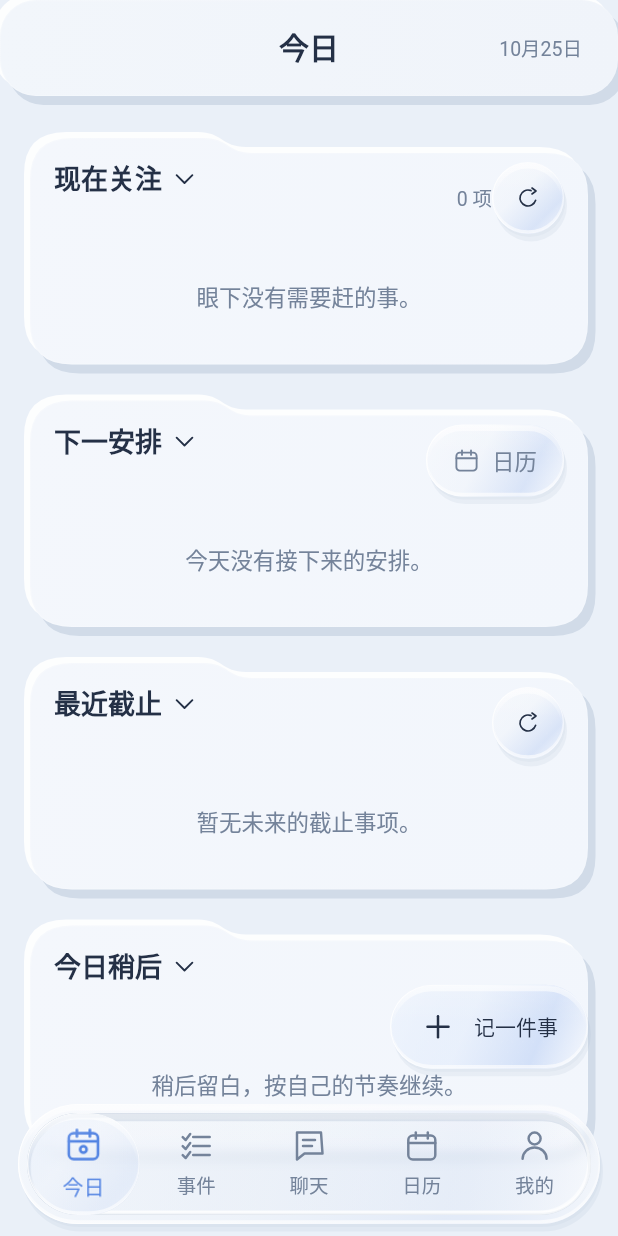
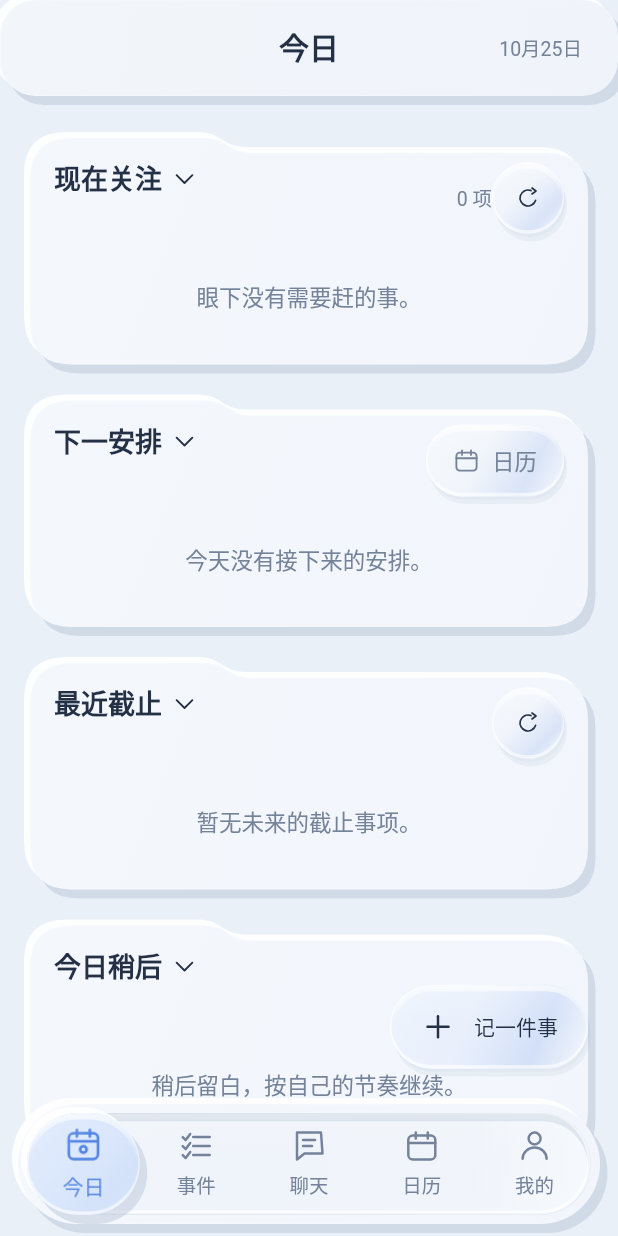
Before and after one commit to J-X-C-Z/Orialis, a Flutter app: the screen it shows after launch, on a phone screen of 412 x 824 dp. Run offline on Flutter 3.47's test engine with Material 3 defaults, Android fonts, the phone set to English and light mode, and no system bars; our stand-ins replace dio, drift, drift_flutter, file_picker, fl_chart, flutter_riverpod and 7 more; missing offline and left inert: flutter_math_fork, pdfrx, xterm; accounts and stored records are empty; generated files the repository leaves out were written again; network calls fail; statements that could not run were skipped.

Commit message:
feat(mobile): restyle floating bottom navigation as soft raised Neumorphism

```diff
--- a/mobile/lib/pages/shared/mobile_navigation.dart
+++ b/mobile/lib/pages/shared/mobile_navigation.dart
@@ -62,8 +62,11 @@ class OrialisMobileNavigationOverlay extends StatelessWidget {
                       listenable: LuminaBlurPolicy.instance.chromeListenable,
                       builder: (context, _) => LuminaSurface(
                         depth: LuminaSurfaceDepth.raised,
-                        glass: true,
-                        backdrop: true,
+                        glass: !theme.colors.neumorphic,
+                        backdrop: !theme.colors.neumorphic,
+                        color: theme.colors.neumorphic
+                            ? theme.colors.raisedSurface
+                            : null,
                         radius: LuminaControlSize.capsuleRadius,
                         padding: const EdgeInsets.all(6),
                         child: LuminaSlidingSelection(
@@ -81,7 +84,10 @@ class OrialisMobileNavigationOverlay extends StatelessWidget {
                                     label: destinations[i].label,
                                     child: LuminaSurface(
                                       radius: LuminaControlSize.capsuleRadius,
-                                      color: const Color(0x00000000),
+                                      color: theme.colors.neumorphic &&
+                                              selectedIndex == i
+                                          ? theme.colors.accentSoft
+                                          : const Color(0x00000000),
                                       padding: const EdgeInsets.symmetric(
                                         vertical: 10,
                                         horizontal: 2,
```
